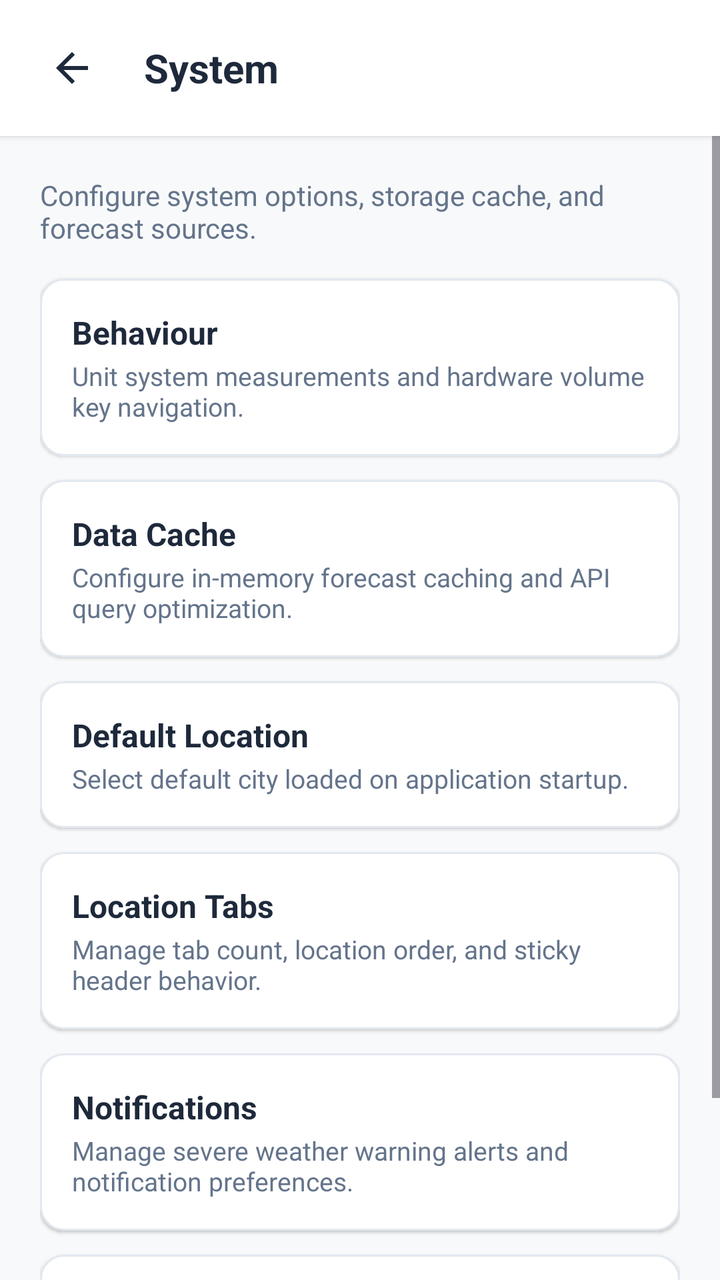
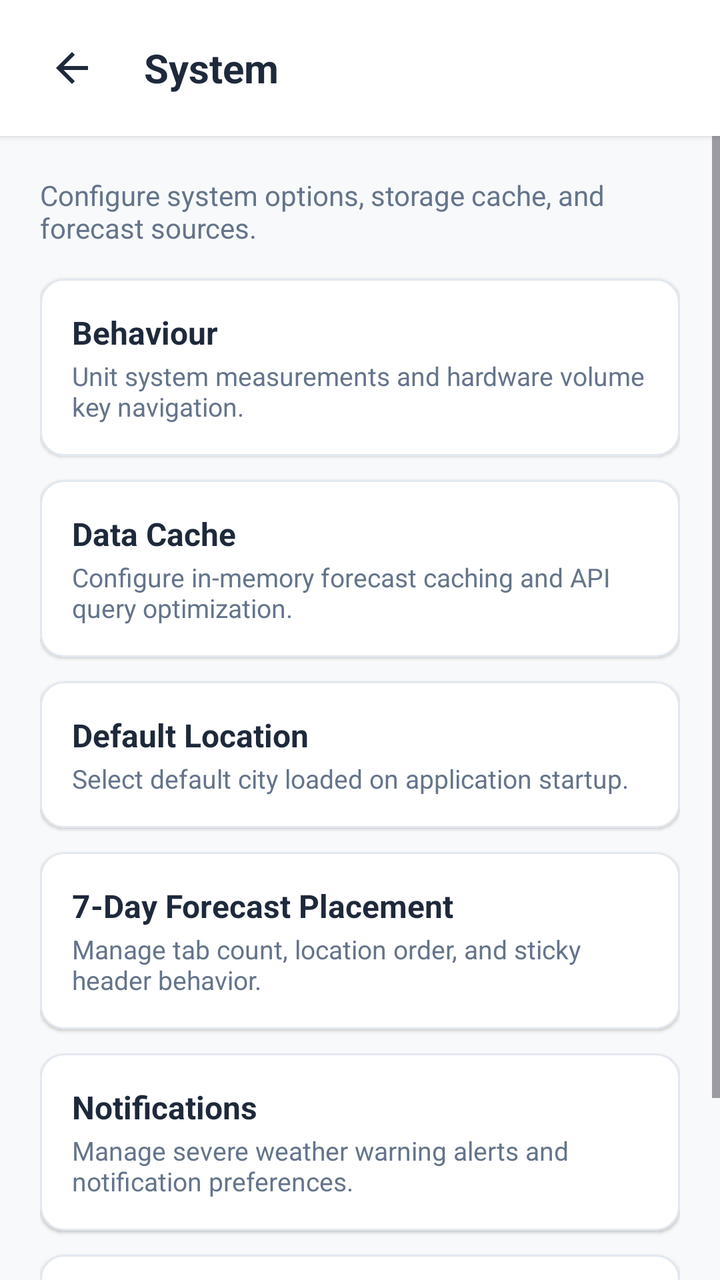

Screens rendered from an Android XML layout before and after an edit, with the pre-edit source and the edit as a unified diff.
<!-- AndroidManifest.xml: application theme Theme.WeatherAPP -->
<!-- res/layout/dialog_system_screen.xml -->
<?xml version="1.0" encoding="utf-8"?>
<LinearLayout xmlns:android="http://schemas.android.com/apk/res/android"
    xmlns:app="http://schemas.android.com/apk/res-auto"
    xmlns:tools="http://schemas.android.com/tools"
    android:id="@+id/layoutSystemScreenRoot"
    android:layout_width="match_parent"
    android:layout_height="match_parent"
    android:background="@color/background_light"
    android:orientation="vertical">

    
    <com.google.android.material.card.MaterialCardView
        android:id="@+id/cardHeader"
        android:layout_width="match_parent"
        android:layout_height="wrap_content"
        app:cardBackgroundColor="@color/surface_card"
        app:cardCornerRadius="0dp"
        app:cardElevation="2dp"
        app:strokeWidth="0dp">

        <LinearLayout
            android:layout_width="match_parent"
            android:layout_height="wrap_content"
            android:gravity="center_vertical"
            android:orientation="horizontal"
            android:paddingHorizontal="16dp"
            android:paddingVertical="14dp">

            <ImageButton
                android:id="@+id/btnBack"
                android:layout_width="40dp"
                android:layout_height="40dp"
                android:background="?attr/selectableItemBackgroundBorderless"
                android:contentDescription="Back"
                android:padding="8dp"
                android:scaleType="fitCenter"
                android:src="@drawable/ic_back"
                app:tint="@color/text_primary" />

            <TextView
                android:id="@+id/tvHeaderTitle"
                android:layout_width="wrap_content"
                android:layout_height="wrap_content"
                android:layout_marginStart="16dp"
                android:text="@string/title_system"
                android:textColor="@color/text_primary"
                android:textSize="20sp"
                android:textStyle="bold" />

        </LinearLayout>

    </com.google.android.material.card.MaterialCardView>

    <ScrollView
        android:layout_width="match_parent"
        android:layout_height="match_parent"
        android:fillViewport="true">

        <LinearLayout
            android:layout_width="match_parent"
            android:layout_height="wrap_content"
            android:orientation="vertical"
            android:padding="20dp">

            <TextView
                android:id="@+id/tvHeaderDesc"
                android:layout_width="wrap_content"
                android:layout_height="wrap_content"
                android:layout_marginBottom="16dp"
                android:text="Configure system options, storage cache, and forecast sources."
                android:textColor="@color/text_secondary"
                android:textSize="14sp" />

            
            <com.google.android.material.card.MaterialCardView
                android:id="@+id/cardBehaviour"
                android:layout_width="match_parent"
                android:layout_height="wrap_content"
                android:layout_marginBottom="12dp"
                android:clickable="true"
                android:focusable="true"
                app:cardBackgroundColor="@color/surface_card"
                app:cardCornerRadius="12dp"
                app:cardElevation="1dp"
                app:strokeColor="@color/divider_color"
                app:strokeWidth="1dp">

                <LinearLayout
                    android:layout_width="match_parent"
                    android:layout_height="wrap_content"
                    android:gravity="center_vertical"
                    android:orientation="horizontal"
                    android:padding="16dp">

                    <LinearLayout
                        android:layout_width="match_parent"
                        android:layout_height="wrap_content"
                        android:orientation="vertical">

                        <TextView
                            android:id="@+id/tvBehaviourTitle"
                            android:layout_width="wrap_content"
                            android:layout_height="wrap_content"
                            android:text="@string/title_behaviour"
                            android:textColor="@color/text_primary"
                            android:textSize="16sp"
                            android:textStyle="bold" />

                        <TextView
                            android:id="@+id/tvBehaviourDesc"
                            android:layout_width="wrap_content"
                            android:layout_height="wrap_content"
                            android:layout_marginTop="2dp"
                            android:text="Unit system measurements and hardware volume key navigation."
                            android:textColor="@color/text_secondary"
                            android:textSize="13sp" />

                    </LinearLayout>

                </LinearLayout>

            </com.google.android.material.card.MaterialCardView>

            
            <com.google.android.material.card.MaterialCardView
                android:id="@+id/cardDataCache"
                android:layout_width="match_parent"
                android:layout_height="wrap_content"
                android:layout_marginBottom="12dp"
                android:clickable="true"
                android:focusable="true"
                app:cardBackgroundColor="@color/surface_card"
                app:cardCornerRadius="12dp"
                app:cardElevation="1dp"
                app:strokeColor="@color/divider_color"
                app:strokeWidth="1dp">

                <LinearLayout
                    android:layout_width="match_parent"
                    android:layout_height="wrap_content"
                    android:gravity="center_vertical"
                    android:orientation="horizontal"
                    android:padding="16dp">

                    <LinearLayout
                        android:layout_width="match_parent"
                        android:layout_height="wrap_content"
                        android:orientation="vertical">

                        <TextView
                            android:id="@+id/tvDataCacheTitle"
                            android:layout_width="wrap_content"
                            android:layout_height="wrap_content"
                            android:text="Data Cache"
                            android:textColor="@color/text_primary"
                            android:textSize="16sp"
                            android:textStyle="bold" />

                        <TextView
                            android:id="@+id/tvDataCacheDesc"
                            android:layout_width="wrap_content"
                            android:layout_height="wrap_content"
                            android:layout_marginTop="2dp"
                            android:text="Configure in-memory forecast caching and API query optimization."
                            android:textColor="@color/text_secondary"
                            android:textSize="13sp" />

                    </LinearLayout>

                </LinearLayout>

            </com.google.android.material.card.MaterialCardView>

            
            <com.google.android.material.card.MaterialCardView
                android:id="@+id/cardDefaultLocation"
                android:layout_width="match_parent"
                android:layout_height="wrap_content"
                android:layout_marginBottom="12dp"
                android:clickable="true"
                android:focusable="true"
                app:cardBackgroundColor="@color/surface_card"
                app:cardCornerRadius="12dp"
                app:cardElevation="1dp"
                app:strokeColor="@color/divider_color"
                app:strokeWidth="1dp">

                <LinearLayout
                    android:layout_width="match_parent"
                    android:layout_height="wrap_content"
                    android:gravity="center_vertical"
                    android:orientation="horizontal"
                    android:padding="16dp">

                    <LinearLayout
                        android:layout_width="match_parent"
                        android:layout_height="wrap_content"
                        android:orientation="vertical">

                        <TextView
                            android:id="@+id/tvDefaultLocationTitle"
                            android:layout_width="wrap_content"
                            android:layout_height="wrap_content"
                            android:text="Default Location"
                            android:textColor="@color/text_primary"
                            android:textSize="16sp"
                            android:textStyle="bold" />

                        <TextView
                            android:id="@+id/tvDefaultLocationDesc"
                            android:layout_width="wrap_content"
                            android:layout_height="wrap_content"
                            android:layout_marginTop="2dp"
                            android:text="Select default city loaded on application startup."
                            android:textColor="@color/text_secondary"
                            android:textSize="13sp" />

                    </LinearLayout>

                </LinearLayout>

            </com.google.android.material.card.MaterialCardView>

            
            <com.google.android.material.card.MaterialCardView
                android:id="@+id/cardLocationTabs"
                android:layout_width="match_parent"
                android:layout_height="wrap_content"
                android:layout_marginBottom="12dp"
                android:clickable="true"
                android:focusable="true"
                app:cardBackgroundColor="@color/surface_card"
                app:cardCornerRadius="12dp"
                app:cardElevation="1dp"
                app:strokeColor="@color/divider_color"
                app:strokeWidth="1dp">

                <LinearLayout
                    android:layout_width="match_parent"
                    android:layout_height="wrap_content"
                    android:gravity="center_vertical"
                    android:orientation="horizontal"
                    android:padding="16dp">

                    <LinearLayout
                        android:layout_width="match_parent"
                        android:layout_height="wrap_content"
                        android:orientation="vertical">

                        <TextView
                            android:id="@+id/tvLocationTabsTitle"
                            android:layout_width="wrap_content"
                            android:layout_height="wrap_content"
                            android:text="Location Tabs"
                            android:textColor="@color/text_primary"
                            android:textSize="16sp"
                            android:textStyle="bold" />

                        <TextView
                            android:id="@+id/tvLocationTabsDesc"
                            android:layout_width="wrap_content"
                            android:layout_height="wrap_content"
                            android:layout_marginTop="2dp"
                            android:text="Manage tab count, location order, and sticky header behavior."
                            android:textColor="@color/text_secondary"
                            android:textSize="13sp" />

                    </LinearLayout>

                </LinearLayout>

            </com.google.android.material.card.MaterialCardView>

            
            <com.google.android.material.card.MaterialCardView
                android:id="@+id/cardNotifications"
                android:layout_width="match_parent"
                android:layout_height="wrap_content"
                android:layout_marginBottom="12dp"
                android:clickable="true"
                android:focusable="true"
                app:cardBackgroundColor="@color/surface_card"
                app:cardCornerRadius="12dp"
                app:cardElevation="1dp"
                app:strokeColor="@color/divider_color"
                app:strokeWidth="1dp">

                <LinearLayout
                    android:layout_width="match_parent"
                    android:layout_height="wrap_content"
                    android:gravity="center_vertical"
                    android:orientation="horizontal"
                    android:padding="16dp">

                    <LinearLayout
                        android:layout_width="match_parent"
                        android:layout_height="wrap_content"
                        android:orientation="vertical">

                        <TextView
                            android:id="@+id/tvNotificationsTitle"
                            android:layout_width="wrap_content"
                            android:layout_height="wrap_content"
                            android:text="Notifications"
                            android:textColor="@color/text_primary"
                            android:textSize="16sp"
                            android:textStyle="bold" />

                        <TextView
                            android:id="@+id/tvNotificationsDesc"
                            android:layout_width="wrap_content"
                            android:layout_height="wrap_content"
                            android:layout_marginTop="2dp"
                            android:text="Manage severe weather warning alerts and notification preferences."
                            android:textColor="@color/text_secondary"
                            android:textSize="13sp" />

                    </LinearLayout>

                </LinearLayout>

            </com.google.android.material.card.MaterialCardView>

            
            <com.google.android.material.card.MaterialCardView
                android:id="@+id/cardWeatherModels"
                android:layout_width="match_parent"
                android:layout_height="wrap_content"
                android:layout_marginBottom="12dp"
                android:clickable="true"
                android:focusable="true"
                app:cardBackgroundColor="@color/surface_card"
                app:cardCornerRadius="12dp"
                app:cardElevation="1dp"
                app:strokeColor="@color/divider_color"
                app:strokeWidth="1dp">

                <LinearLayout
                    android:layout_width="match_parent"
                    android:layout_height="wrap_content"
                    android:gravity="center_vertical"
                    android:orientation="horizontal"
                    android:padding="16dp">

                    <LinearLayout
                        android:layout_width="match_parent"
                        android:layout_height="wrap_content"
                        android:orientation="vertical">

                        <TextView
                            android:id="@+id/tvWeatherModelsTitle"
                            android:layout_width="wrap_content"
                            android:layout_height="wrap_content"
                            android:text="@string/title_weather_models"
                            android:textColor="@color/text_primary"
                            android:textSize="16sp"
                            android:textStyle="bold" />

                        <TextView
                            android:id="@+id/tvWeatherModelsDesc"
                            android:layout_width="wrap_content"
                            android:layout_height="wrap_content"
                            android:layout_marginTop="2dp"
                            android:text="Select global numerical weather prediction models and providers."
                            android:textColor="@color/text_secondary"
                            android:textSize="13sp" />

                    </LinearLayout>

                </LinearLayout>

            </com.google.android.material.card.MaterialCardView>

        </LinearLayout>

    </ScrollView>

</LinearLayout>
<!-- resources referenced by this layout -->
<resources>
  <color name="background_light">#F8F9FA</color>
  <color name="divider_color">#E2E8F0</color>
  <color name="surface_card">#FFFFFF</color>
  <color name="text_primary">#1E293B</color>
  <color name="text_secondary">#64748B</color>
  <!-- drawable ic_back (drawable) -->
  <vector xmlns:android="http://schemas.android.com/apk/res/android"
      android:width="24dp"
      android:height="24dp"
      android:viewportWidth="24"
      android:viewportHeight="24">
    <path
        android:fillColor="@color/text_primary"
        android:pathData="M20,11H7.83l5.59,-5.59L12,4l-8,8 8,8 1.41,-1.41L7.83,13H20v-2z"/>
  </vector>
  <string name="title_behaviour">Behaviour</string>
  <string name="title_system">System</string>
  <string name="title_weather_models">Weather Models</string>
  <style name="Theme.WeatherAPP" parent="Base.Theme.WeatherAPP" />
  <style name="Base.Theme.WeatherAPP" parent="Theme.Material3.DayNight.NoActionBar">
          <item name="android:statusBarColor">@color/surface_card</item>
          <item name="android:windowLightStatusBar">true</item>
      </style>
</resources>

<!-- the commit's change to res/layout/dialog_system_screen.xml (unified diff, before → after) -->
@@ -31,7 +31,7 @@
                 android:layout_width="40dp"
                 android:layout_height="40dp"
                 android:background="?attr/selectableItemBackgroundBorderless"
-                android:contentDescription="Back"
+                android:contentDescription="@string/cd_back"
                 android:padding="8dp"
                 android:scaleType="fitCenter"
                 android:src="@drawable/ic_back"
@@ -67,7 +67,7 @@
                 android:layout_width="wrap_content"
                 android:layout_height="wrap_content"
                 android:layout_marginBottom="16dp"
-                android:text="Configure system options, storage cache, and forecast sources."
+                android:text="@string/desc_system_screen"
                 android:textColor="@color/text_secondary"
                 android:textSize="14sp" />
 
@@ -111,7 +111,7 @@
                             android:layout_width="wrap_content"
                             android:layout_height="wrap_content"
                             android:layout_marginTop="2dp"
-                            android:text="Unit system measurements and hardware volume key navigation."
+                            android:text="@string/desc_system_behaviour"
                             android:textColor="@color/text_secondary"
                             android:textSize="13sp" />
 
@@ -151,7 +151,7 @@
                             android:id="@+id/tvDataCacheTitle"
                             android:layout_width="wrap_content"
                             android:layout_height="wrap_content"
-                            android:text="Data Cache"
+                            android:text="@string/title_data_cache"
                             android:textColor="@color/text_primary"
                             android:textSize="16sp"
                             android:textStyle="bold" />
@@ -161,7 +161,7 @@
                             android:layout_width="wrap_content"
                             android:layout_height="wrap_content"
                             android:layout_marginTop="2dp"
-                            android:text="Configure in-memory forecast caching and API query optimization."
+                            android:text="@string/desc_data_cache"
                             android:textColor="@color/text_secondary"
                             android:textSize="13sp" />
 
@@ -201,7 +201,7 @@
                             android:id="@+id/tvDefaultLocationTitle"
                             android:layout_width="wrap_content"
                             android:layout_height="wrap_content"
-                            android:text="Default Location"
+                            android:text="@string/title_default_location"
                             android:textColor="@color/text_primary"
                             android:textSize="16sp"
                             android:textStyle="bold" />
@@ -211,7 +211,7 @@
                             android:layout_width="wrap_content"
                             android:layout_height="wrap_content"
                             android:layout_marginTop="2dp"
-                            android:text="Select default city loaded on application startup."
+                            android:text="@string/desc_default_location"
                             android:textColor="@color/text_secondary"
                             android:textSize="13sp" />
 
@@ -251,7 +251,7 @@
                             android:id="@+id/tvLocationTabsTitle"
                             android:layout_width="wrap_content"
                             android:layout_height="wrap_content"
-                            android:text="Location Tabs"
+                            android:text="@string/title_seven_day_placement"
                             android:textColor="@color/text_primary"
                             android:textSize="16sp"
                             android:textStyle="bold" />
@@ -261,7 +261,7 @@
                             android:layout_width="wrap_content"
                             android:layout_height="wrap_content"
                             android:layout_marginTop="2dp"
-                            android:text="Manage tab count, location order, and sticky header behavior."
+                            android:text="@string/desc_location_tabs"
                             android:textColor="@color/text_secondary"
                             android:textSize="13sp" />
 
@@ -301,7 +301,7 @@
                             android:id="@+id/tvNotificationsTitle"
                             android:layout_width="wrap_content"
                             android:layout_height="wrap_content"
-                            android:text="Notifications"
+                            android:text="@string/title_notifications"
                             android:textColor="@color/text_primary"
                             android:textSize="16sp"
                             android:textStyle="bold" />
@@ -311,7 +311,7 @@
                             android:layout_width="wrap_content"
                             android:layout_height="wrap_content"
                             android:layout_marginTop="2dp"
-                            android:text="Manage severe weather warning alerts and notification preferences."
+                            android:text="@string/desc_notifications_card"
                             android:textColor="@color/text_secondary"
                             android:textSize="13sp" />
 
@@ -361,7 +361,7 @@
                             android:layout_width="wrap_content"
                             android:layout_height="wrap_content"
                             android:layout_marginTop="2dp"
-                            android:text="Select global numerical weather prediction models and providers."
+                            android:text="@string/desc_models_card"
                             android:textColor="@color/text_secondary"
                             android:textSize="13sp" />
 
<!-- resource entries referenced after the edit -->
@@ -15,7 +15,19 @@
         android:fillColor="@color/text_primary"
         android:pathData="M20,11H7.83l5.59,-5.59L12,4l-8,8 8,8 1.41,-1.41L7.83,13H20v-2z"/>
   </vector>
+  <string name="cd_back">Back</string>
+  <string name="desc_data_cache">Configure in-memory forecast caching and API query optimization.</string>
+  <string name="desc_default_location">Select default city loaded on application startup.</string>
+  <string name="desc_location_tabs">Manage tab count, location order, and sticky header behavior.</string>
+  <string name="desc_models_card">Select global numerical weather prediction models and providers.</string>
+  <string name="desc_notifications_card">Manage severe weather warning alerts and notification preferences.</string>
+  <string name="desc_system_behaviour">Unit system measurements and hardware volume key navigation.</string>
+  <string name="desc_system_screen">Configure system options, storage cache, and forecast sources.</string>
   <string name="title_behaviour">Behaviour</string>
+  <string name="title_data_cache">Data Cache</string>
+  <string name="title_default_location">Default Location</string>
+  <string name="title_notifications">Notifications</string>
+  <string name="title_seven_day_placement">7-Day Forecast Placement</string>
   <string name="title_system">System</string>
   <string name="title_weather_models">Weather Models</string>
   <style name="Theme.WeatherAPP" parent="Base.Theme.WeatherAPP" />
